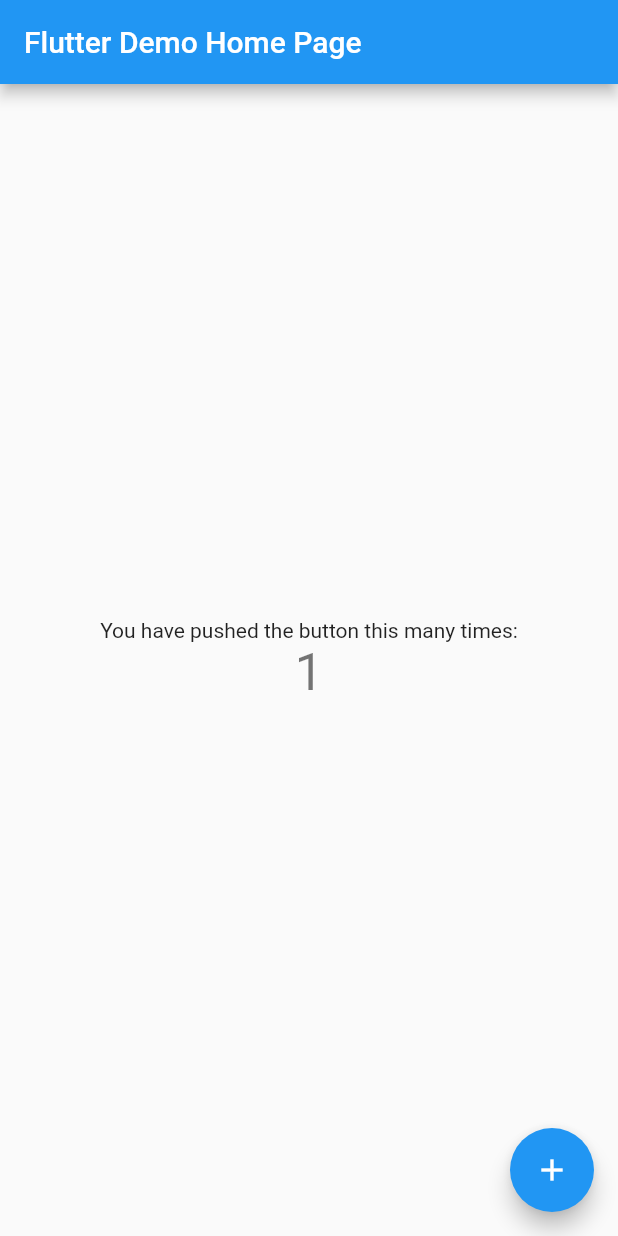
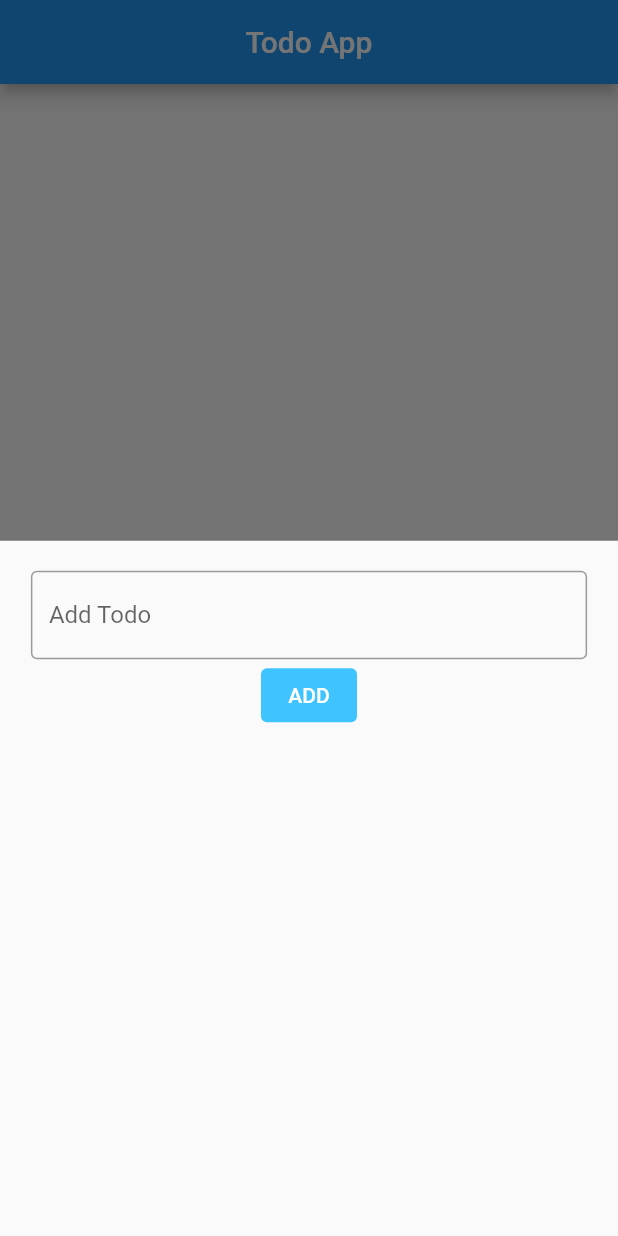
Before and after one commit to AndikArditya/crud-firebase, a Flutter app: the screen it shows after launch, after a tap on the "add" icon, on a phone screen of 412 x 824 dp. Run offline on Flutter 3.47's test engine with Material 2 defaults, Android fonts, the phone set to English and light mode, and no system bars; our stand-ins replace cloud_firestore, firebase_core; accounts and stored records are empty.

```diff
--- a/lib/main.dart
+++ b/lib/main.dart
@@ -2,7 +2,9 @@ import 'package:flutter/material.dart';
 import 'package:firebase_core/firebase_core.dart';
 import 'package:cloud_firestore/cloud_firestore.dart';
 
-void main() {
+void main() async {
+  WidgetsFlutterBinding.ensureInitialized();
+  await Firebase.initializeApp();
   runApp(const MyApp());
 }
 
@@ -13,105 +15,68 @@ class MyApp extends StatelessWidget {
   @override
   Widget build(BuildContext context) {
     return MaterialApp(
-      title: 'Flutter Demo',
       theme: ThemeData(
-        // This is the theme of your application.
-        //
-        // Try running your application with "flutter run". You'll see the
-        // application has a blue toolbar. Then, without quitting the app, try
-        // changing the primarySwatch below to Colors.green and then invoke
-        // "hot reload" (press "r" in the console where you ran "flutter run",
-        // or simply save your changes to "hot reload" in a Flutter IDE).
-        // Notice that the counter didn't reset back to zero; the application
-        // is not restarted.
         primarySwatch: Colors.blue,
       ),
-      home: const MyHomePage(title: 'Flutter Demo Home Page'),
+      home: const MyHomePage(),
     );
   }
 }
 
-class MyHomePage extends StatefulWidget {
-  const MyHomePage({Key? key, required this.title}) : super(key: key);
-
-  // This widget is the home page of your application. It is stateful, meaning
-  // that it has a State object (defined below) that contains fields that affect
-  // how it looks.
-
-  // This class is the configuration for the state. It holds the values (in this
-  // case the title) provided by the parent (in this case the App widget) and
-  // used by the build method of the State. Fields in a Widget subclass are
-  // always marked "final".
-
-  final String title;
-
-  @override
-  State<MyHomePage> createState() => _MyHomePageState();
-}
-
-class _MyHomePageState extends State<MyHomePage> {
-  int _counter = 0;
-
-  void _incrementCounter() {
-    setState(() {
-      // This call to setState tells the Flutter framework that something has
-      // changed in this State, which causes it to rerun the build method below
-      // so that the display can reflect the updated values. If we changed
-      // _counter without calling setState(), then the build method would not be
-      // called again, and so nothing would appear to happen.
-      _counter++;
-    });
-  }
-
+class MyHomePage extends StatelessWidget {
+  const MyHomePage({Key? key}) : super(key: key);
   @override
   Widget build(BuildContext context) {
-    // This method is rerun every time setState is called, for instance as done
-    // by the _incrementCounter method above.
-    //
-    // The Flutter framework has been optimized to make rerunning build methods
-    // fast, so that you can just rebuild anything that needs updating rather
-    // than having to individually change instances of widgets.
     return Scaffold(
+      bottomNavigationBar: FloatingActionButton(
+        onPressed: () {
+          showModalBottomSheet(
+            context: context,
+            builder: showBottomSheet,
+          );
+        },
+        child: const Icon(Icons.add),
+      ),
       appBar: AppBar(
-        // Here we take the value from the MyHomePage object that was created by
-        // the App.build method, and use it to set our appbar title.
-        title: Text(widget.title),
+        title: const Text('Todo App'),
+        centerTitle: true,
       ),
-      body: Center(
-        // Center is a layout widget. It takes a single child and positions it
-        // in the middle of the parent.
-        child: Column(
-          // Column is also a layout widget. It takes a list of children and
-          // arranges them vertically. By default, it sizes itself to fit its
-          // children horizontally, and tries to be as tall as its parent.
-          //
-          // Invoke "debug painting" (press "p" in the console, choose the
-          // "Toggle Debug Paint" action from the Flutter Inspector in Android
-          // Studio, or the "Toggle Debug Paint" command in Visual Studio Code)
-          // to see the wireframe for each widget.
-          //
-          // Column has various properties to control how it sizes itself and
-          // how it positions its children. Here we use mainAxisAlignment to
-          // center the children vertically; the main axis here is the vertical
-          // axis because Columns are vertical (the cross axis would be
-          // horizontal).
-          mainAxisAlignment: MainAxisAlignment.center,
-          children: <Widget>[
-            const Text(
-              'You have pushed the button this many times:',
-            ),
-            Text(
-              '$_counter',
-              style: Theme.of(context).textTheme.headline4,
-            ),
-          ],
-        ),
-      ),
-      floatingActionButton: FloatingActionButton(
-        onPressed: _incrementCounter,
-        tooltip: 'Increment',
-        child: const Icon(Icons.add),
-      ), // This trailing comma makes auto-formatting nicer for build methods.
+      body: Center(child: Text('Our Todo Will Be Here')),
     );
   }
 }
+
+Widget showBottomSheet(BuildContext context) {
+  String? value;
+  return Padding(
+    padding: const EdgeInsets.only(top: 20),
+    child: Column(
+      children: [
+        SizedBox(
+          width: MediaQuery.of(context).size.width * 0.9,
+          child: TextField(
+            decoration: const InputDecoration(
+              border: OutlineInputBorder(),
+              labelText: 'Add Todo',
+              hintText: 'Enter An Item',
+            ),
+            onChanged: (String _val) {
+              value = _val;
+            },
+          ),
+        ),
+        TextButton(
+            style: ButtonStyle(
+                backgroundColor:
+                    MaterialStateProperty.all(Colors.lightBlueAccent)),
+            onPressed: () {
+              // Todo: The Create Functionality will be here
+            },
+            child: const Text(
+              'ADD',
+              style: TextStyle(color: Colors.white),
+            ))
+      ],
+    ),
+  );
+}
```
Also changed, not shown: 3 other files.
